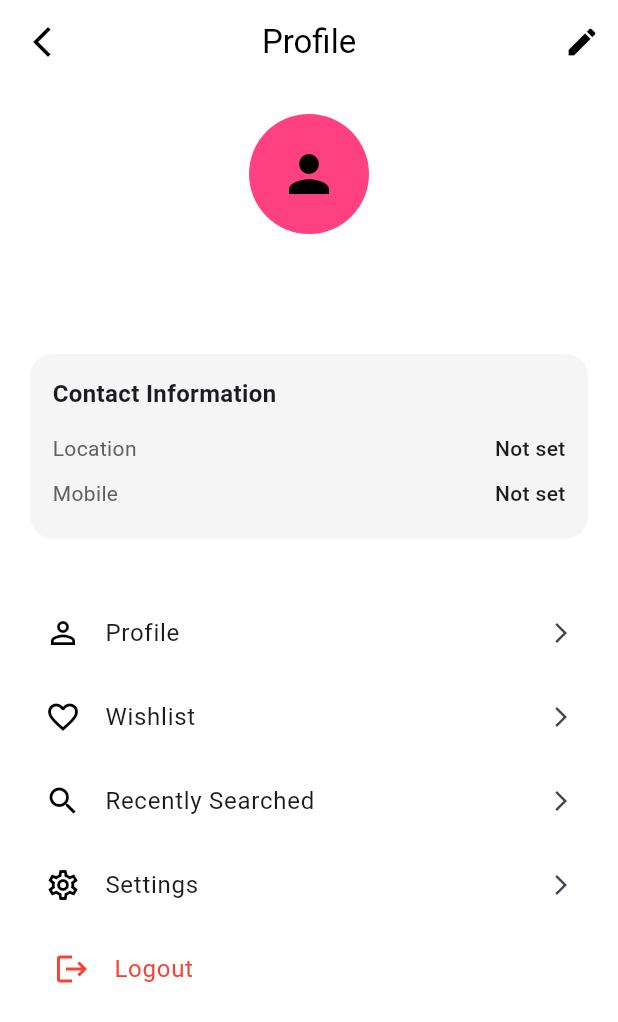
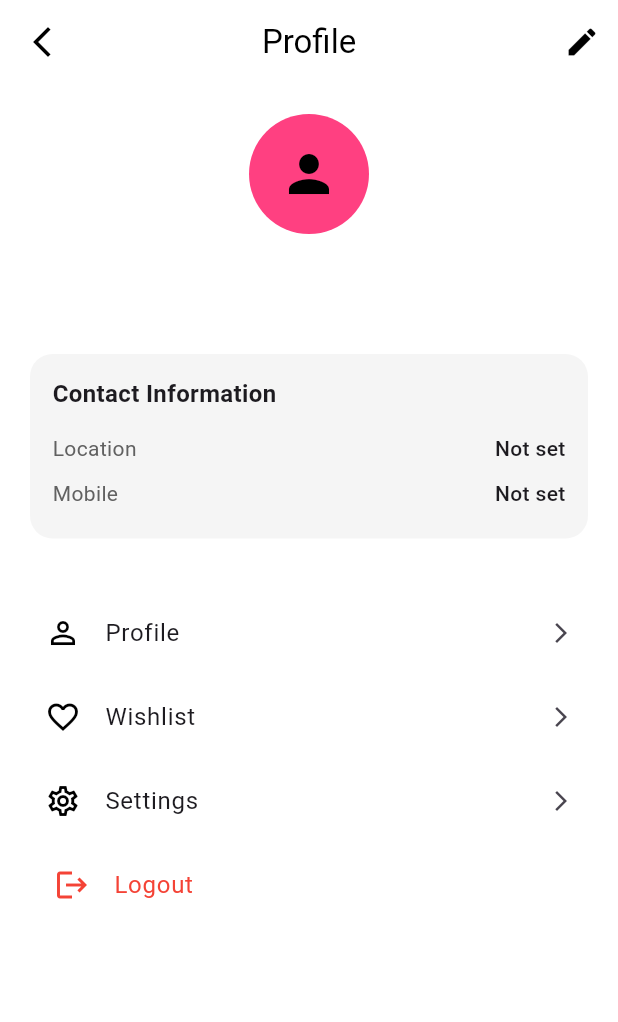
Before and after one commit to ahmedfathallah2/graduation-project, a Flutter app: the ProfileScreen screen opened directly, on a phone screen of 412 x 824 dp. Shown: the top 1022 px of the screen. Run offline on Flutter 3.47's test engine with Material 3 defaults, Android fonts, the light colour scheme and no system bars; our stand-ins replace cached_network_image, carousel_slider, cherry_toast, cloud_firestore, dio, firebase_auth and 5 more; accounts and stored records are empty.

Commit message:
Minor changes

```diff
--- a/lib/productdetails.dart
+++ b/lib/productdetails.dart
@@ -107,7 +107,7 @@ class ProductDetailsScreen extends StatelessWidget {
                   'EGP ${product.priceEGP}',
                   style: const TextStyle(
                     fontSize: 20,
-                    color: Colors.red,
+                    color: Colors.black,
                     fontWeight: FontWeight.bold,
                   ),
                 ),
@@ -116,12 +116,12 @@ class ProductDetailsScreen extends StatelessWidget {
                   Container(
                     padding: const EdgeInsets.symmetric(horizontal: 8, vertical: 3),
                     decoration: BoxDecoration(
-                      color: Colors.orange[50],
+                      color: Colors.blue[50],
                       borderRadius: BorderRadius.circular(8),
                     ),
                     child: Text(
                       'Storage: ${product.parsedStorage}GB',
-                      style: const TextStyle(fontSize: 13, color: Colors.orange),
+                      style: const TextStyle(fontSize: 13, color: Colors.blue),
                     ),
                   ),
               ],
--- a/lib/profile.dart
+++ b/lib/profile.dart
@@ -265,10 +265,6 @@ class _ProfileScreenState extends State<ProfileScreen> {
                           onTap: _navigateToWishlist,
                         ),
                         const ProfileMenuItem(
-                          icon: Icons.search,
-                          title: 'Recently Searched',
-                        ),
-                        const ProfileMenuItem(
                           icon: Icons.settings_outlined,
                           title: 'Settings',
                         ),
```
Also changed, not shown: lib/homescreen.dart (+3 -19 lines).
